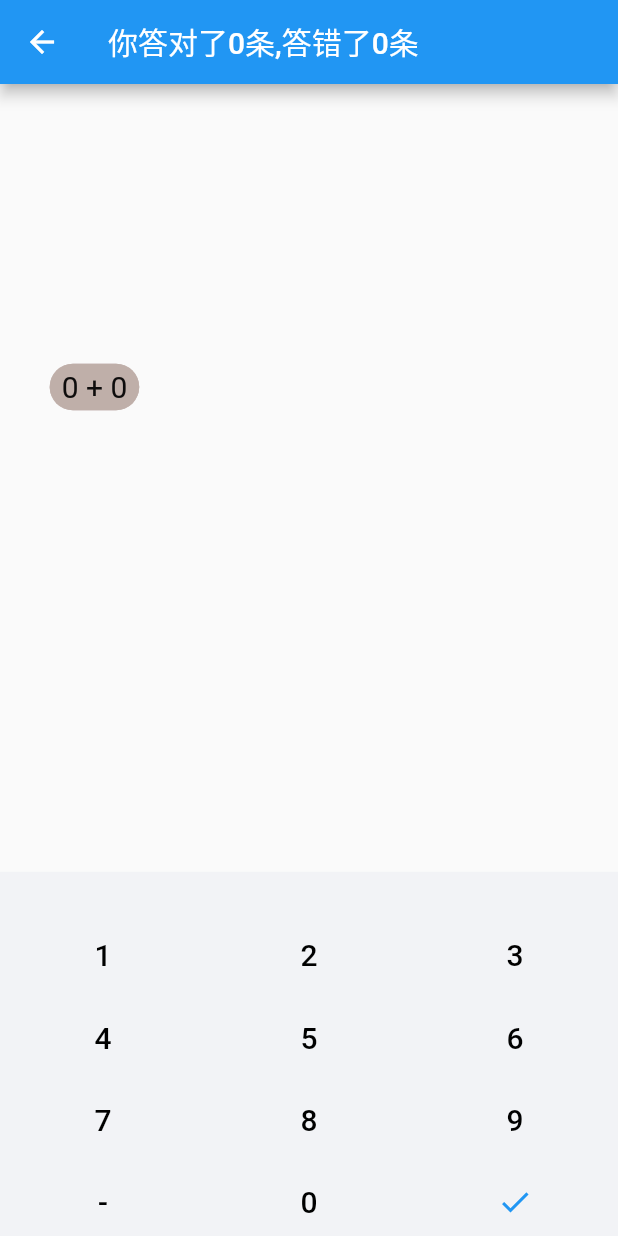
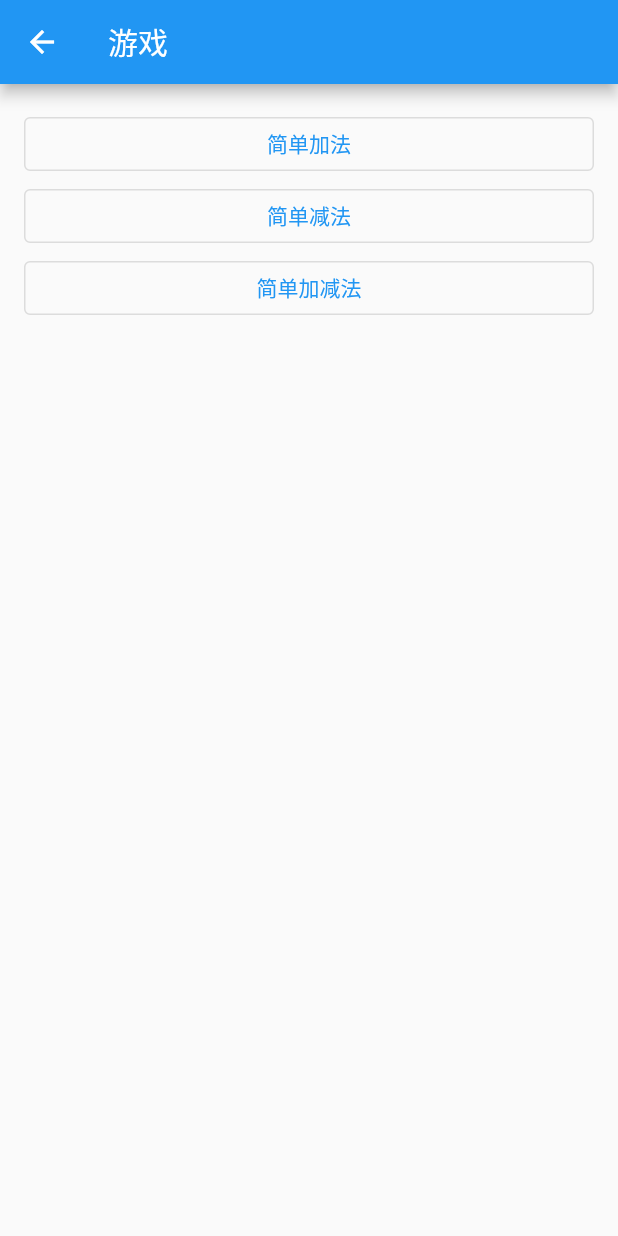
Before and after one commit to Anima18/flutter_widgets, a Flutter app: the ArithmeticGamePage screen opened directly, on a phone screen of 412 x 824 dp. Run offline on Flutter 3.47's test engine with Material 2 defaults, Android fonts, the light colour scheme and no system bars; our stand-ins replace connectivity_plus, device_info_plus, flutter_easyloading, flutter_local_notifications, flutter_slidable, permission_handler and 3 more; missing offline and left inert: matrioska; accounts and stored records are empty; statements that could not run were skipped; project files that could hold a hidden picture were left out.

Commit message:
优化算术小游戏

```diff
--- /dev/null
+++ b/lib/element/game/arithmetic/arithmetic_game_page.dart
@@ -0,0 +1,64 @@
+import 'package:flutter/material.dart';
+import 'package:flutter_widgets/element/game/arithmetic/arithmetic_expression.dart';
+import 'package:flutter_widgets/element/game/arithmetic/arithmetic_play_page.dart';
+
+class ArithmeticGamePage extends StatelessWidget {
+  const ArithmeticGamePage({Key? key}) : super(key: key);
+
+  @override
+  Widget build(BuildContext context) {
+    return Scaffold(
+      appBar: AppBar(
+        title: Text("游戏"),
+      ),
+      body: Padding(
+        padding: EdgeInsets.all(16),
+        child: Column(
+          mainAxisAlignment: MainAxisAlignment.start,
+          crossAxisAlignment: CrossAxisAlignment.start,
+          children: <Widget>[
+            Container(
+              width: double.infinity,
+              child: OutlinedButton(
+                child: Text(
+                  "简单加法",
+                ),
+                onPressed: () {
+                  Navigator.of(context).push(MaterialPageRoute(
+                      builder: (_) => ArithmeticPlayPage(
+                          ArithmeticStrategyFactory.getSimpleAddStrategy())));
+                },
+              ),
+            ),
+            Container(
+              width: double.infinity,
+              child: OutlinedButton(
+                child: Text(
+                  "简单减法",
+                ),
+                onPressed: () {
+                  Navigator.of(context).push(MaterialPageRoute(
+                      builder: (_) => ArithmeticPlayPage(
+                          ArithmeticStrategyFactory.getSimpleReduceStrategy())));
+                },
+              ),
+            ),
+            Container(
+              width: double.infinity,
+              child: OutlinedButton(
+                child: Text(
+                  "简单加减法",
+                ),
+                onPressed: () {
+                  Navigator.of(context).push(MaterialPageRoute(
+                      builder: (_) => ArithmeticPlayPage(
+                          ArithmeticStrategyFactory.getSimpleAddAndReduceStrategy())));
+                },
+              ),
+            ),
+          ],
+        ),
+      ),
+    );
+  }
+}
--- a/lib/element/game/arithmetic_game_page.dart
+++ b/lib/element/game/arithmetic/arithmetic_play_page.dart
@@ -6,22 +6,18 @@ import 'package:flutter_widgets/util/hex_color.dart';
 
 import 'arithmetic_expression.dart';
 
+
 // ignore: must_be_immutable
-class ArithmeticGamePage extends StatefulWidget {
-  late List<ArithmeticExpression> expression;
+class ArithmeticPlayPage extends StatefulWidget {
+  final ArithmeticStrategy strategy;
 
-  ArithmeticGamePage() {
-    expression = List.generate(
-        10,
-        (index) => ArithmeticExpression(
-            Random().nextInt(5), Random().nextInt(5), Operator.add)).toList();
-  }
+  ArithmeticPlayPage(this.strategy);
 
   @override
-  _ArithmeticGamePageState createState() => _ArithmeticGamePageState();
+  _ArithmeticPlayPageState createState() => _ArithmeticPlayPageState();
 }
 
-class _ArithmeticGamePageState extends State<ArithmeticGamePage> {
+class _ArithmeticPlayPageState extends State<ArithmeticPlayPage> {
   late StreamController<int> _inputController;
   late StreamController<int> _successController;
   late StreamController<int> _errorController;
@@ -81,13 +77,13 @@ class _ArithmeticGamePageState extends State<ArithmeticGamePage> {
       body: Stack(
         children: [
           ...List.generate(
-              4,
+              widget.strategy.puzzleCount,
               (index) => Puzzle(
                     inputStream: _inputController.stream,
                     successController: _successController,
                     errorController: _errorController,
                     completeController: _completeController,
-                    expression: widget.expression,
+                    strategy: widget.strategy,
                   )).toList(),
           Align(
             alignment: Alignment.bottomCenter,
@@ -140,13 +136,13 @@ class Puzzle extends StatefulWidget {
   final StreamController<int> successController;
   final StreamController<int> errorController;
   final StreamController<int> completeController;
-  final List<ArithmeticExpression> expression;
+  final ArithmeticStrategy strategy;
 
   Puzzle(
       {required this.inputStream,
       required this.successController,
       required this.errorController,
-      required this.expression,
+      required this.strategy,
       required this.completeController});
 
   @override
@@ -161,7 +157,7 @@ class _PuzzleState extends State<Puzzle> with SingleTickerProviderStateMixin {
   late double left;
 
   _reset() {
-    expression = widget.expression.removeLast();
+    expression = widget.strategy.expressions.removeLast();
     left = Random().nextDouble() * 300;
     _backgroundColor =
         Colors.primaries[Random().nextInt(Colors.primaries.length)][200]!;
@@ -171,7 +167,7 @@ class _PuzzleState extends State<Puzzle> with SingleTickerProviderStateMixin {
   void initState() {
     super.initState();
     _controller =
-        AnimationController(vsync: this, duration: Duration(seconds: 5));
+        AnimationController(vsync: this, duration: Duration(seconds: widget.strategy.duration));
 
     _reset();
     Future.delayed(Duration(milliseconds: 200 * Random().nextInt(10)), () {
@@ -182,7 +178,7 @@ class _PuzzleState extends State<Puzzle> with SingleTickerProviderStateMixin {
       if (_controller.status == AnimationStatus.completed) {
         _controller.forward(from: 0.0);
         widget.errorController.add(1);
-        if (widget.expression.length > 0) {
+        if (widget.strategy.expressions.length > 0) {
           _reset();
         } else {
           _complete();
@@ -191,16 +187,26 @@ class _PuzzleState extends State<Puzzle> with SingleTickerProviderStateMixin {
     });
 
     widget.inputStream.listen((int event) {
-      if (event == (expression.a + expression.b)) {
+      if (_checkSuccess(event, expression)) {
         _controller.forward(from: 0.0);
         widget.successController.add(1);
-        if (widget.expression.length > 0) {
+        if (widget.strategy.expressions.length > 0) {
           _reset();
         } else {
           _complete();
         }
       }
     });
+  }
+
+  bool _checkSuccess(int value, ArithmeticExpression expression) {
+    if(expression.operator == Operator.add) {
+      return value == (expression.a + expression.b);
+    }else if(expression.operator == Operator.reduce) {
+      return value == (expression.a - expression.b);
+    }else {
+      return false;
+    }
   }
 
   void _complete() {
@@ -231,7 +237,7 @@ class _PuzzleState extends State<Puzzle> with SingleTickerProviderStateMixin {
                   color: _backgroundColor.withOpacity(0.5),
                   borderRadius: const BorderRadius.all(Radius.circular(16))),
               child: Text(
-                "${expression.a} + ${expression.b}",
+                "${expression.a} ${OperatorValue.getValue(expression.operator)} ${expression.b}",
                 style: TextStyle(fontSize: 20),
               ),
             ),
--- a/lib/element/game/arithmetic_expression.dart
+++ /dev/null
@@ -1,11 +0,0 @@
-enum Operator {
-  add, reduce
-}
-
-class ArithmeticExpression {
-  final int a;
-  final int b;
-  final Operator operator;
-
-  ArithmeticExpression(this.a, this.b, this.operator);
-}
--- a/lib/element/game/game_list.dart
+++ b/lib/element/game/game_list.dart
@@ -2,7 +2,7 @@
 import 'package:flutter/material.dart';
 import 'package:flutter_widgets/element/game/color_sorted_page2.dart';
 
-import 'arithmetic_game_page.dart';
+import 'arithmetic/arithmetic_game_page.dart';
 import 'color_sorted_page.dart';
 
 class GameListPage extends StatelessWidget {
```
Also changed, not shown: lib/element/game/arithmetic/arithmetic_expression.dart (added, +70 -0 lines), pubspec.yaml (+4 -3 lines), pubspec.lock, 1 other file.
